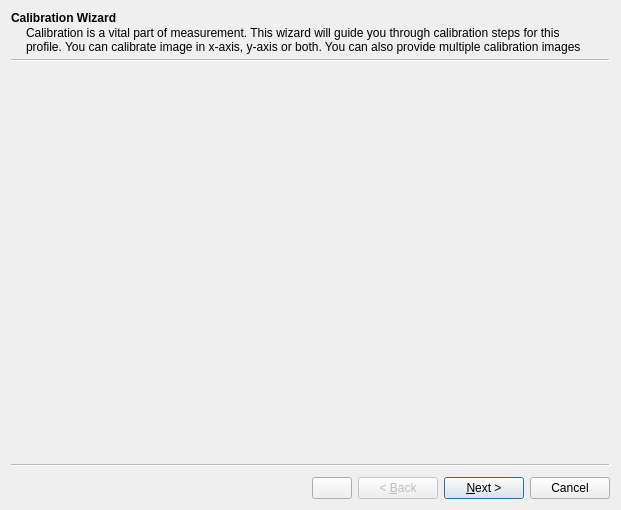
Above: ImageRaster/CalibrationWizard.ui from lebenasa/ImageRasterReboot before the change. Below: the same form after it.
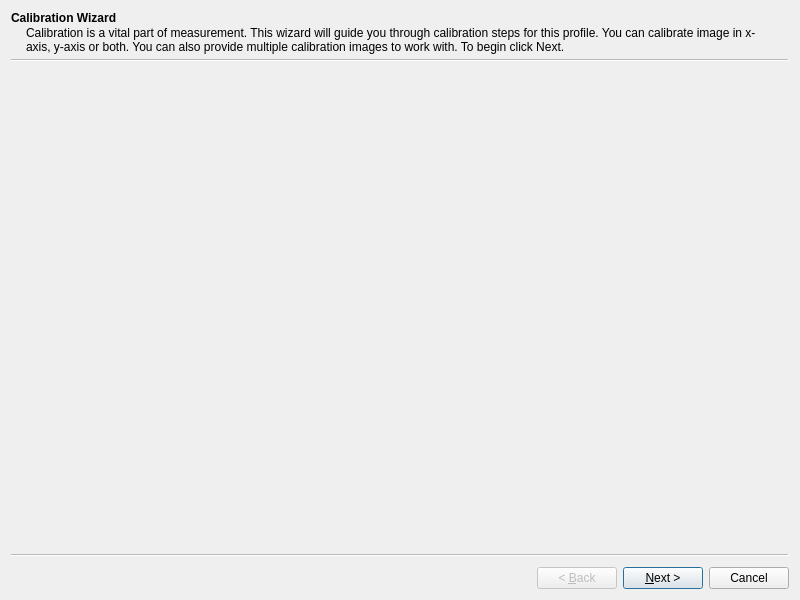
That is the form after the change. Custom widgets are drawn as their Qt base class.

Commit message: Fixed bugs with CalibrationWizard and BlendWizard

```diff
--- a/ImageRaster/CalibrationWizard.ui
+++ b/ImageRaster/CalibrationWizard.ui
@@ -6,16 +6,13 @@
    <rect>
     <x>0</x>
     <y>0</y>
-    <width>621</width>
-    <height>510</height>
+    <width>800</width>
+    <height>600</height>
    </rect>
   </property>
   <property name="windowTitle">
    <string>Lens Calibration</string>
   </property>
-  <property name="options">
-   <set>QWizard::HaveCustomButton1|QWizard::HelpButtonOnRight</set>
-  </property>
   <widget class="QWizardPage" name="wizardPage1">
    <property name="title">
     <string>Calibration Wizard</string>
```
The commit also changes 4 other files.
